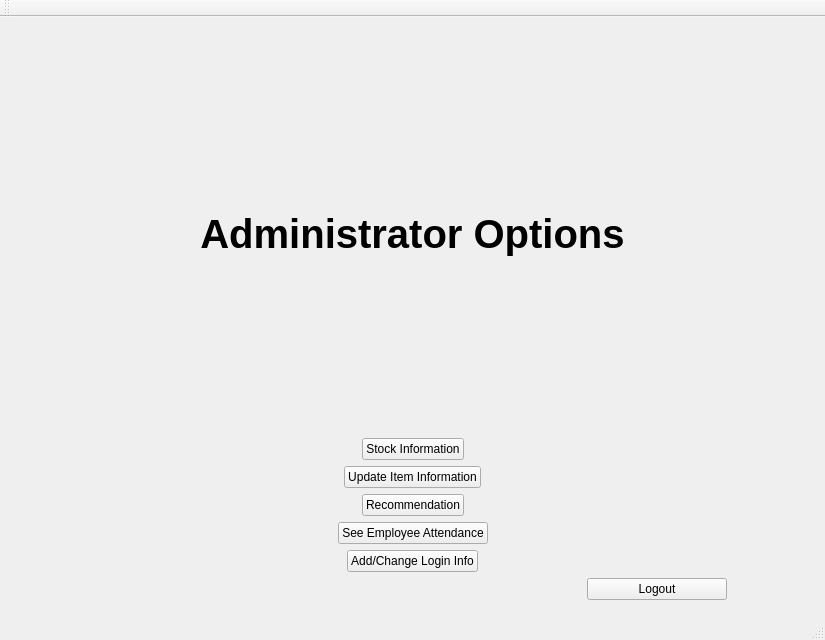
Kshitij1K/ShopInventoryManager, file UI/forms/mainwindow.ui: the form before one commit.
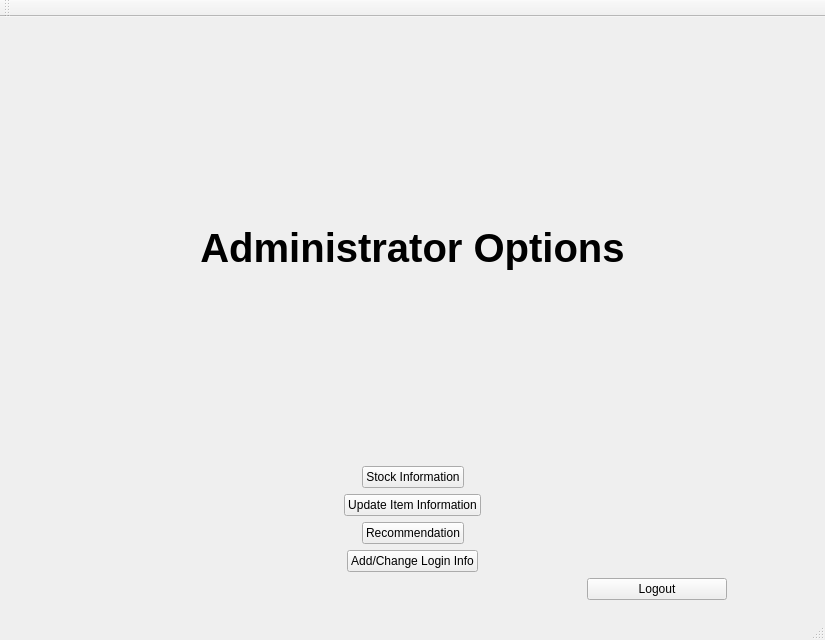
The form after the commit. The open tabs and pages were chosen to show the change.

```diff
--- a/UI/forms/mainwindow.ui
+++ b/UI/forms/mainwindow.ui
@@ -197,7 +197,7 @@
          </layout>
         </widget>
         <widget class="QWidget" name="page_3">
-         <layout class="QVBoxLayout" name="verticalLayout" stretch="14,10,10,10,10,10,2">
+         <layout class="QVBoxLayout" name="verticalLayout" stretch="14,10,10,10,10,2">
           <item>
            <widget class="QLabel" name="label_6">
             <property name="font">
@@ -325,43 +325,6 @@
             </item>
            </layout>
           </item>
-          <item>
-           <layout class="QHBoxLayout" name="horizontalLayout_5">
-            <item>
-             <spacer name="horizontalSpacer_50">
-              <property name="orientation">
-               <enum>Qt::Horizontal</enum>
-              </property>
-              <property name="sizeHint" stdset="0">
-               <size>
-                <width>40</width>
-                <height>20</height>
-               </size>
-              </property>
-             </spacer>
-            </item>
-            <item>
-             <widget class="QPushButton" name="view_attendance_info">
-              <property name="text">
-               <string>See Employee Attendance</string>
-              </property>
-             </widget>
-            </item>
-            <item>
-             <spacer name="horizontalSpacer_51">
-              <property name="orientation">
-               <enum>Qt::Horizontal</enum>
-              </property>
-              <property name="sizeHint" stdset="0">
-               <size>
-                <width>40</width>
-                <height>20</height>
-               </size>
-              </property>
-             </spacer>
-            </item>
-           </layout>
-          </item>
           <item>
            <layout class="QHBoxLayout" name="horizontalLayout_2">
             <item>
```
Left out of the diff: 5 changed lines with no effect on the pictures.
